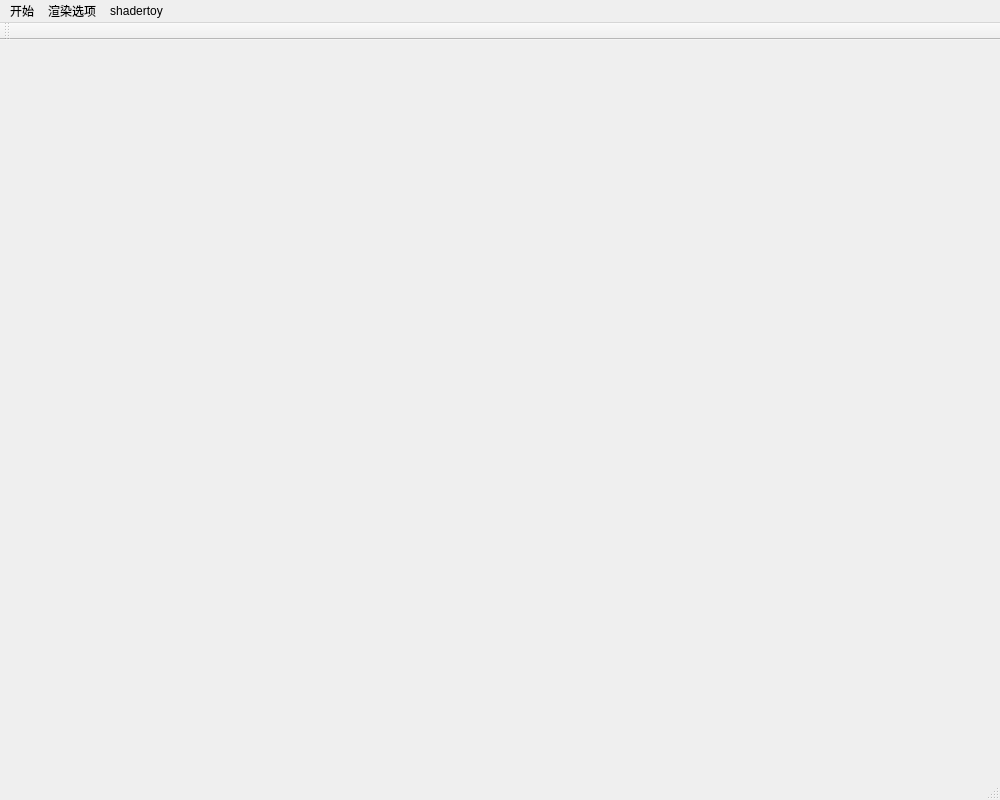
The window that resources/ui/cloudghost.ui (Duadua/cloudghost) describes before a commit, drawn with Qt 5.
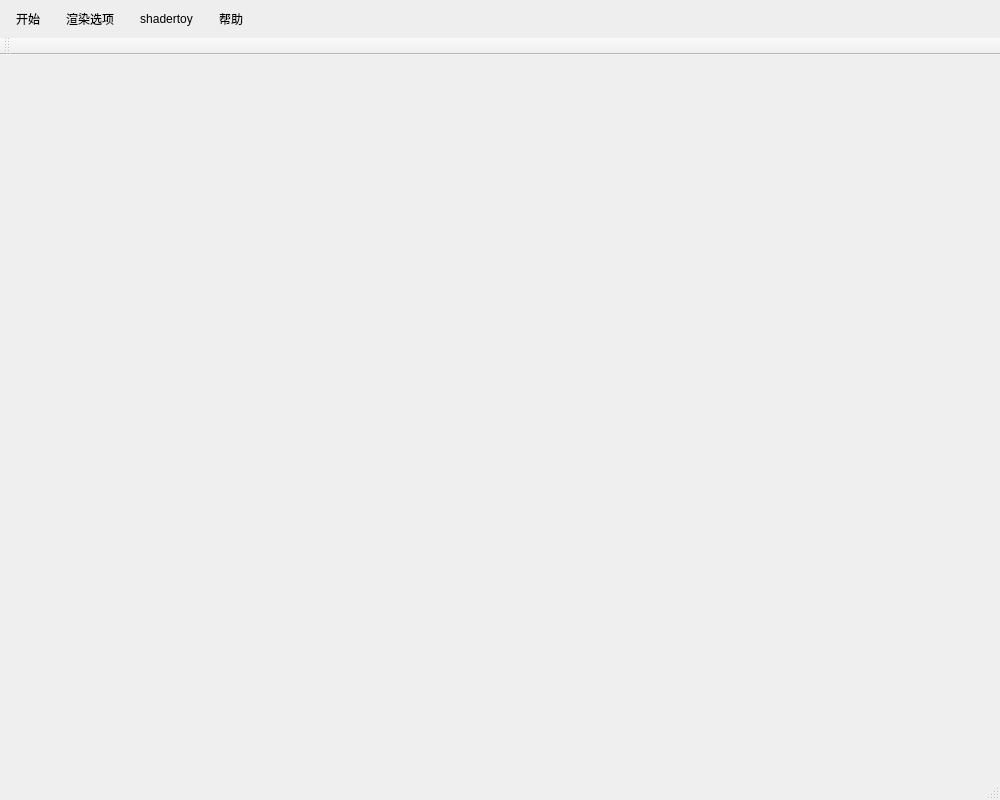
The same window after the commit.

Commit message: update ui by qss

What changed in the file:
```diff
--- a/resources/ui/cloudghost.ui
+++ b/resources/ui/cloudghost.ui
@@ -20,15 +20,60 @@
    <string>CloudGhost</string>
   </property>
   <widget class="QWidget" name="centralWidget"/>
+  <widget class="QToolBar" name="mainToolBar">
+   <attribute name="toolBarArea">
+    <enum>TopToolBarArea</enum>
+   </attribute>
+   <attribute name="toolBarBreak">
+    <bool>false</bool>
+   </attribute>
+  </widget>
+  <widget class="QStatusBar" name="statusBar"/>
   <widget class="QMenuBar" name="menuBar">
    <property name="geometry">
     <rect>
      <x>0</x>
      <y>0</y>
      <width>1000</width>
-     <height>29</height>
+     <height>44</height>
     </rect>
    </property>
+   <property name="styleSheet">
+    <string notr="true">QMenuBar {
+	background-color: #EEEEEE;
+	font: 10pt &quot;微软雅黑&quot;;
+}
+QMenuBar::item {
+	background-color: #EEEEEE;
+	padding: 5px;
+	margin: 5px;
+}
+QMenuBar::item:selected {
+	background-color: #BBBBBB;
+	border-radius: 5px; 
+}
+QMenuBar::item:pressed {
+	background-color: #888888;
+}
+
+QMenu {
+	background-color: #DDDDDD;
+	padding:5px;
+	font: 10pt &quot;微软雅黑&quot;;
+}
+QMenu::item {
+	background-color: transparent;
+	border-radius: 10px; 
+	padding:3px 20px;
+	font: 10pt &quot;微软雅黑&quot;;
+}
+QMenu::item:selected {
+	background-color: #BBBBBB;
+}
+QMenu::item:pressed {
+	background-color: #888888;
+}</string>
+   </property>
    <widget class="QMenu" name="menu_start">
     <property name="title">
      <string>开始</string>
@@ -101,19 +146,19 @@
     <addaction name="action_st_show"/>
     <addaction name="menu_st_edit"/>
    </widget>
+   <widget class="QMenu" name="menu_help">
+    <property name="title">
+     <string>帮助</string>
+    </property>
+    <addaction name="action_guide"/>
+    <addaction name="separator"/>
+    <addaction name="action_about"/>
+   </widget>
    <addaction name="menu_start"/>
    <addaction name="menu_shading"/>
    <addaction name="menu_shadertoy"/>
+   <addaction name="menu_help"/>
   </widget>
-  <widget class="QToolBar" name="mainToolBar">
-   <attribute name="toolBarArea">
-    <enum>TopToolBarArea</enum>
-   </attribute>
-   <attribute name="toolBarBreak">
-    <bool>false</bool>
-   </attribute>
-  </widget>
-  <widget class="QStatusBar" name="statusBar"/>
   <action name="action_rb_3d">
    <property name="checkable">
     <bool>true</bool>
```
Left out of the diff: 13 changed lines with no effect on the pictures. The commit also changes 7 other files.
